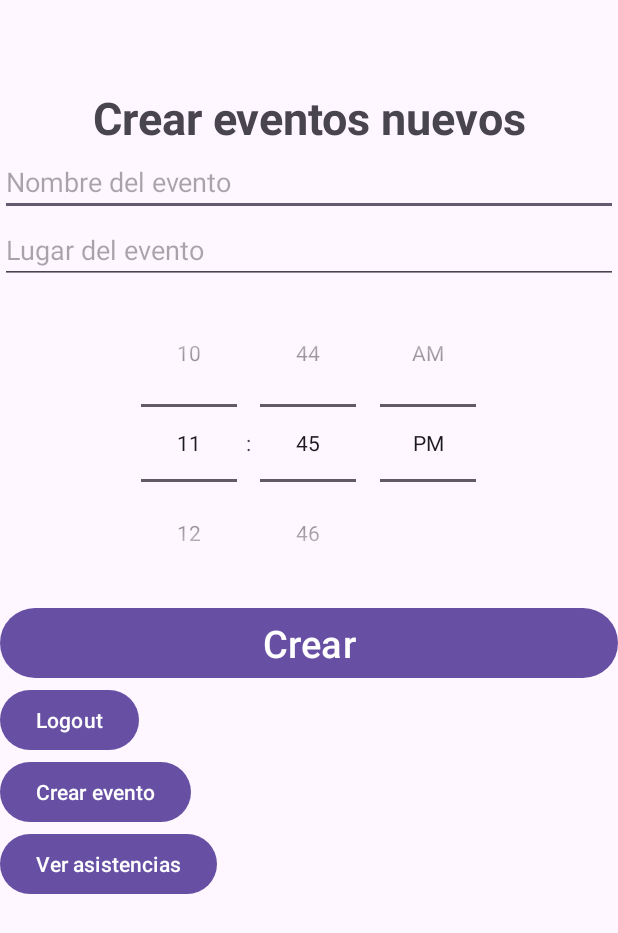
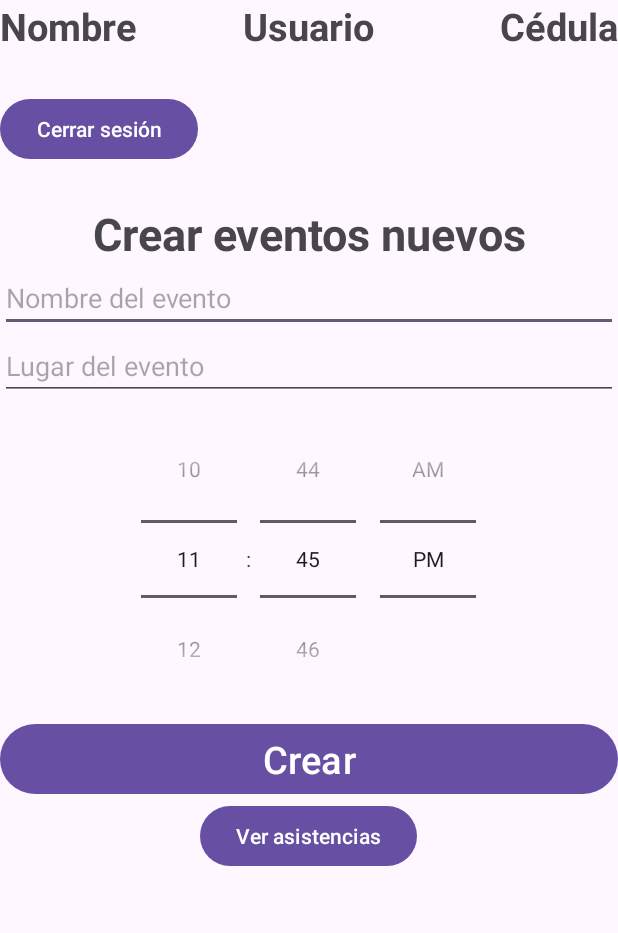
Before and after one commit to GilbertoG16/Parkins, an Android app: the AdminHome screen opened directly, with no data from a screen before it, after a tap on "Crear", on a phone screen of 412 x 824 dp. Shown: the top 933 px of the screen. Run offline under Robolectric (Android 15) with nearby library versions, the phone set to English and light mode, and no system bars.

Commit message:
Terminao, diseño si kere

```diff
--- a/app/src/main/java/com/example/parkins/Admin/AdminHome.java
+++ b/app/src/main/java/com/example/parkins/Admin/AdminHome.java
@@ -53,7 +53,6 @@ public class AdminHome extends AppCompatActivity {
     public void GuardarEvento(View v){
         try {
             List<Eventos> eventos = FileToList();
-            boolean existeArchivo = VerificarExistenciaArchivo();
 
             if (nombre.length() == 0 || lugar.length() == 0) {
                 Toast.makeText(this, "bro faltan datos akii io qué xopa bro", Toast.LENGTH_LONG).show();
@@ -125,20 +124,6 @@ public class AdminHome extends AppCompatActivity {
             return 0;
         }
     }
-    private boolean VerificarExistenciaArchivo() {
-        try {
-            BufferedReader bf =
-                    new BufferedReader(new InputStreamReader(openFileInput("eventos.txt")));
-            String texto = bf.readLine();
-            bf.close();
-
-            if(!texto.isEmpty())
-                return true;
-        }catch(Exception e){
-            return false;
-        }
-        return false;
-    }
     private List<Eventos> FileToList() {
         List<Eventos> eventos = new ArrayList<Eventos>();
 
--- a/app/src/main/res/layout/activity_admin_home.xml
+++ b/app/src/main/res/layout/activity_admin_home.xml
@@ -7,25 +7,71 @@
     tools:context=".Admin.AdminHome"
     android:orientation="vertical">
 
+    <RelativeLayout
+        android:layout_width="match_parent"
+        android:layout_height="wrap_content"
+        >
+        <TextView
+            android:id="@+id/TituloNombre"
+            android:text="Nombre"
+            android:textStyle="bold"
+            android:textSize="25dp"
+            android:layout_width="wrap_content"
+            android:layout_height="wrap_content"
+            />
         <TextView
             android:id="@+id/lblName"
+            android:textSize="20dp"
+            android:layout_below="@id/TituloNombre"
             android:layout_width="match_parent"
             android:layout_height="wrap_content"
-        android:text="Hola admin"
+            android:text="Name"
+            />
+        <TextView
+            android:id="@+id/TituloCedula"
+            android:textSize="25dp"
+            android:layout_alignParentEnd="true"
+            android:text="Cédula"
+            android:textStyle="bold"
+            android:layout_width="wrap_content"
+            android:layout_height="wrap_content"
             />
         <TextView
             android:id="@+id/lblId"
-        android:layout_width="match_parent"
+            android:textSize="20dp"
+            android:layout_alignParentEnd="true"
+            android:layout_below="@id/TituloCedula"
+            android:layout_width="wrap_content"
             android:layout_height="wrap_content"
-        android:text=""
+            android:text="id"
             />
         <TextView
-        android:id="@+id/lblUser"
-        android:layout_width="match_parent"
+            android:textSize="25dp"
+            android:textStyle="bold"
+            android:layout_centerHorizontal="true"
+            android:id="@+id/TituloUser"
+            android:layout_width="wrap_content"
             android:layout_height="wrap_content"
-        android:text="Hola admin"
+            android:text="Usuario"
             />
         <TextView
+            android:textSize="20dp"
+            android:layout_centerHorizontal="true"
+            android:layout_below="@id/TituloUser"
+            android:id="@+id/lblUser"
+            android:layout_width="wrap_content"
+            android:layout_height="wrap_content"
+            android:text="User"
+            />
+    </RelativeLayout>
+    <Button
+        android:layout_width="wrap_content"
+        android:layout_height="wrap_content"
+        android:onClick="Logout"
+        android:text="Cerrar sesión"/>
+
+    <TextView
+        android:layout_marginTop="25dp"
         android:layout_width="match_parent"
         android:layout_height="wrap_content"
         android:text="Crear eventos nuevos"
@@ -55,17 +101,9 @@
         android:text="Crear"
         android:textSize="25dp"
         android:onClick="GuardarEvento" />
+
     <Button
-        android:layout_width="wrap_content"
-        android:layout_height="wrap_content"
-        android:onClick="Logout"
-        android:text="Logout"/>
-    <Button
-        android:layout_width="wrap_content"
-        android:layout_height="wrap_content"
-        android:onClick="CrearEvento"
-        android:text="Crear evento"/>
-    <Button
+        android:layout_gravity="center"
         android:layout_width="wrap_content"
         android:layout_height="wrap_content"
         android:text="Ver asistencias"
```
Also changed, not shown: app/src/main/java/com/example/parkins/Cliente/ClientHome.java (+10 -9 lines), app/src/main/java/com/example/parkins/MainActivity.java (+6 -5 lines). Lines whose indentation alone changed are shown as unchanged.
